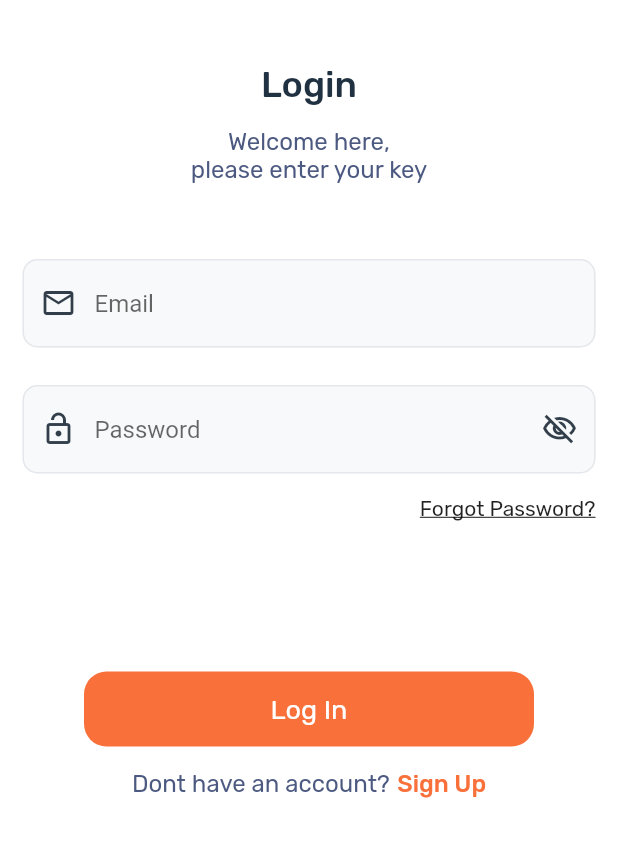
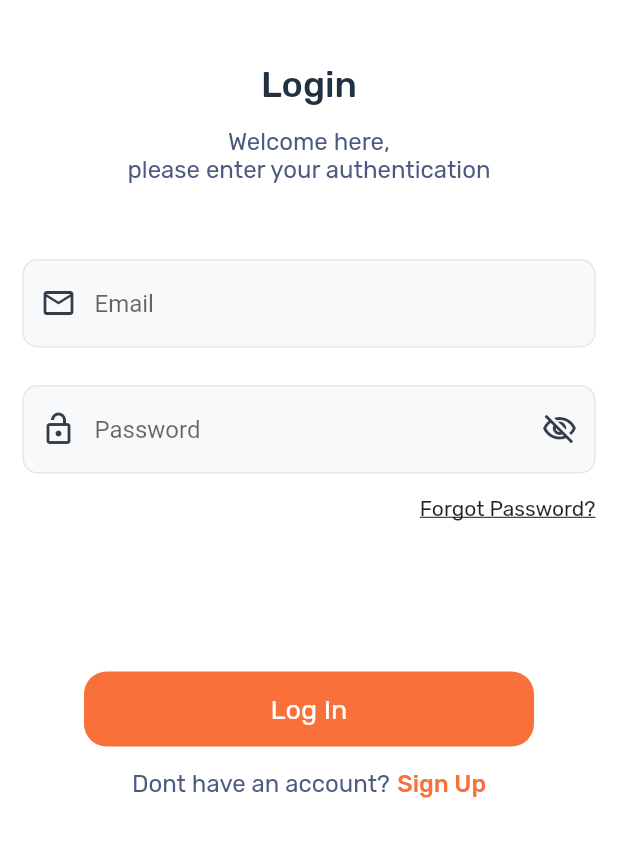
Before and after one commit to Amitmasram/M-Box-Login-UI-main, a Flutter app: the screen it shows after launch, on a phone screen of 412 x 824 dp, the part 155-1012 px from its top. Run offline on Flutter 3.47's test engine with Material 2 defaults, Android fonts, the phone set to English and light mode, and no system bars.

Commit message:
user details

```diff
--- a/lib/main.dart
+++ b/lib/main.dart
@@ -66,7 +66,7 @@ class MyApp extends StatelessWidget {
             ),
             const Center(
                 child: Text(
-              'Welcome here, \nplease enter your key',
+              'Welcome here, \nplease enter your authentication',
               textAlign: TextAlign.center,
               style: TextStyle(
                   fontSize: 16,
```
